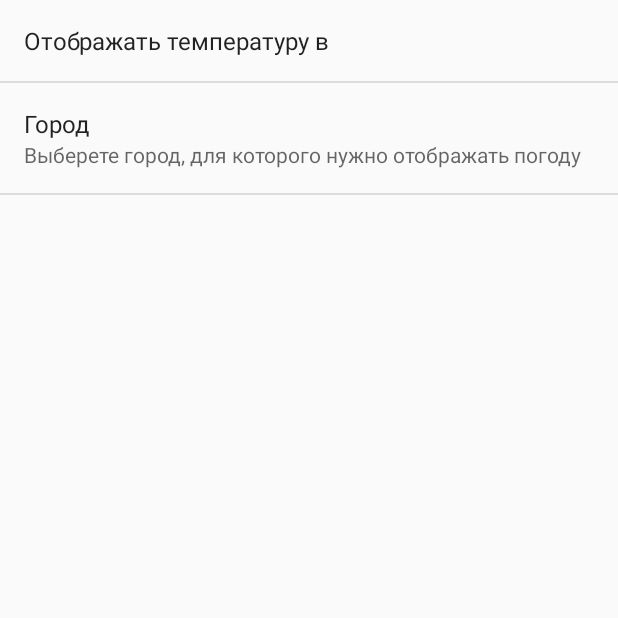
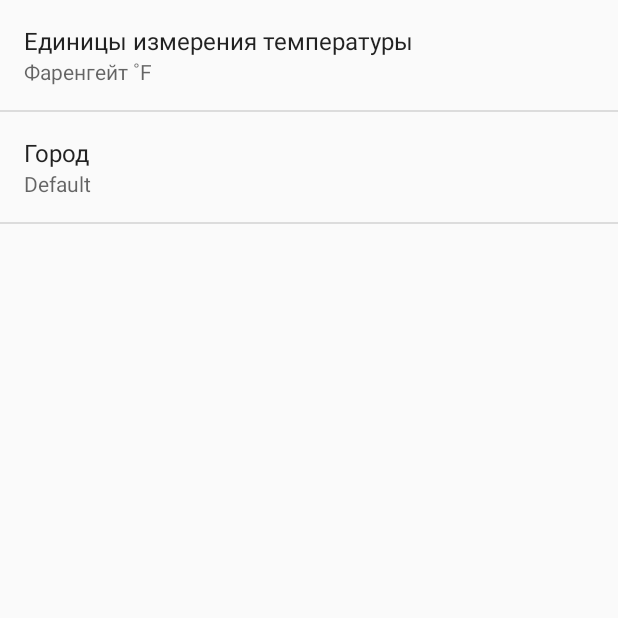
Before and after one commit to nikitvad/WeatherApp, an Android app: the SettingsActivity screen opened directly, with no data from a screen before it, on a phone screen of 412 x 824 dp, the top half of it. Run offline under Robolectric (Android 15) with nearby library versions, the phone set to English and light mode, and no system bars.

Commit message:
fixed crash

```diff
--- a/app/src/main/java/com/example/nikit/weather/Database/DataBaseContract.java
+++ b/app/src/main/java/com/example/nikit/weather/Database/DataBaseContract.java
@@ -1,4 +1,4 @@
-package com.example.nikit.weather.Database;
+package com.example.nikit.weather.database;
 
 import android.provider.BaseColumns;
 
--- a/app/src/main/java/com/example/nikit/weather/Database/WeatherDbHelper.java
+++ b/app/src/main/java/com/example/nikit/weather/Database/WeatherDbHelper.java
@@ -1,4 +1,4 @@
-package com.example.nikit.weather.Database;
+package com.example.nikit.weather.database;
 
 import android.content.ContentValues;
 import android.content.Context;
@@ -7,8 +7,8 @@ import android.database.sqlite.SQLiteDatabase;
 import android.database.sqlite.SQLiteOpenHelper;
 import android.util.Log;
 
-import com.example.nikit.weather.Database.DataBaseContract.WeatherTable;
-import com.example.nikit.weather.Weather.Weather;
+import com.example.nikit.weather.database.DataBaseContract.WeatherTable;
+import com.example.nikit.weather.entity.Weather;
 
 import java.util.Date;
 import java.util.List;
--- a/app/src/main/java/com/example/nikit/weather/UI/SettingsActivity.java
+++ /dev/null
@@ -1,59 +0,0 @@
-package com.example.nikit.weather.UI;
-
-import android.content.SharedPreferences;
-import android.os.Bundle;
-import android.preference.PreferenceActivity;
-import android.preference.PreferenceManager;
-
-import com.example.nikit.weather.Constants;
-import com.example.nikit.weather.R;
-
-/**
- * Created by nikit on 20.01.2017.
- */
-
-public class SettingsActivity extends PreferenceActivity implements
-        SharedPreferences.OnSharedPreferenceChangeListener{
-
-    private int mResultCode = 0;
-
-
-    @Override
-    public void onCreate(Bundle bundle){
-        super.onCreate(bundle);
-        addPreferencesFromResource(R.xml.preferences);
-        PreferenceManager.setDefaultValues(this, R.xml.preferences, true);
-    }
-
-
-    @Override
-    public void onResume(){
-        super.onResume();
-        getPreferenceScreen().getSharedPreferences().registerOnSharedPreferenceChangeListener(this);
-    }
-
-
-    @Override
-    public void onPause(){
-        super.onPause();
-        getPreferenceScreen().getSharedPreferences().unregisterOnSharedPreferenceChangeListener(this);
-    }
-
-
-    @Override
-    public void onBackPressed() {
-
-        setResult(mResultCode);
-        finish();
-    }
-
-
-    @Override
-    public void onSharedPreferenceChanged(SharedPreferences sharedPreferences, String key) {
-        if(key.equals("city_id")) {
-            mResultCode = Constants.RESULT_CODE_CITY_ID_CHANGED;
-        }else if(mResultCode!= Constants.RESULT_CODE_CITY_ID_CHANGED && key.equals("temp_measure")){
-            mResultCode = Constants.RESULT_CODE_TEMP_MEASURE_CHANGED;
-        }
-    }
-}
--- a/app/src/main/java/com/example/nikit/weather/WeatherAdapter/WeatherAdapter.java
+++ b/app/src/main/java/com/example/nikit/weather/WeatherAdapter/WeatherAdapter.java
@@ -1,4 +1,4 @@
-package com.example.nikit.weather.WeatherAdapter;
+package com.example.nikit.weather.weatherAdapter;
 
 import android.content.SharedPreferences;
 import android.preference.PreferenceManager;
@@ -11,7 +11,7 @@ import android.widget.TextView;
 
 import com.example.nikit.weather.Constants;
 import com.example.nikit.weather.R;
-import com.example.nikit.weather.Weather.Weather;
+import com.example.nikit.weather.entity.Weather;
 import com.squareup.picasso.Picasso;
 
 import java.text.SimpleDateFormat;
@@ -123,7 +123,6 @@ public class WeatherAdapter extends RecyclerView.Adapter<WeatherAdapter.WeatherV
             }
 
             tempMeasure = defaultPreferences.getString(Constants.TEMP_MEASURE, null);
-
             int temp = (int)weather.getMainTemp();
             if(tempMeasure.equals("˚C")){
                 temp-=273;
@@ -138,6 +137,7 @@ public class WeatherAdapter extends RecyclerView.Adapter<WeatherAdapter.WeatherV
             tvWeatherHum.setText(weather.getMainHumidity()+"%");
             tvWeatherWindSpeed.setText(weather.getWindSpeed()+"m/s");
 
+
         }
     }
 
--- a/app/src/main/java/com/example/nikit/weather/Weather/OpenWeatherFetch.java
+++ b/app/src/main/java/com/example/nikit/weather/entity/OpenWeatherFetch.java
@@ -1,4 +1,4 @@
-package com.example.nikit.weather.Weather;
+package com.example.nikit.weather.entity;
 
 
 import android.content.Context;
--- a/app/src/main/java/com/example/nikit/weather/Weather/Weather.java
+++ b/app/src/main/java/com/example/nikit/weather/entity/Weather.java
@@ -1,4 +1,4 @@
-package com.example.nikit.weather.Weather;
+package com.example.nikit.weather.entity;
 
 import java.util.Date;
 
--- a/app/src/main/java/com/example/nikit/weather/UI/DetailActivity.java
+++ b/app/src/main/java/com/example/nikit/weather/ui/activity/DetailActivity.java
@@ -1,10 +1,11 @@
-package com.example.nikit.weather.UI;
+package com.example.nikit.weather.ui.activity;
 
 import android.content.pm.ActivityInfo;
 import android.os.Bundle;
 import android.support.v7.app.AppCompatActivity;
 
 import com.example.nikit.weather.R;
+import com.example.nikit.weather.ui.fragments.DetailFragment;
 
 /**
  * Created by nikit on 23.01.2017.
--- /dev/null
+++ b/app/src/main/java/com/example/nikit/weather/ui/activity/SettingsActivity.java
@@ -0,0 +1,89 @@
+package com.example.nikit.weather.ui.activity;
+
+import android.content.SharedPreferences;
+import android.content.pm.ActivityInfo;
+import android.os.Bundle;
+import android.preference.ListPreference;
+import android.preference.Preference;
+import android.preference.PreferenceActivity;
+import android.preference.PreferenceManager;
+import android.util.Log;
+import android.widget.Toast;
+
+import com.example.nikit.weather.Constants;
+import com.example.nikit.weather.R;
+
+import java.util.List;
+
+/**
+ * Created by nikit on 20.01.2017.
+ */
+
+public class SettingsActivity extends PreferenceActivity implements
+        SharedPreferences.OnSharedPreferenceChangeListener{
+
+    private boolean tablet;
+    private int mResultCode = 0;
+
+    private ListPreference tempMeasureListPref;
+    private ListPreference cityIdListPref;
+
+
+
+    @Override
+    public void onCreate(Bundle bundle){
+        super.onCreate(bundle);
+        addPreferencesFromResource(R.xml.preferences);
+        PreferenceManager.setDefaultValues(this, R.xml.preferences, true);
+        cityIdListPref = (ListPreference)findPreference(Constants.CITY_ID);
+        tempMeasureListPref = (ListPreference)findPreference(Constants.TEMP_MEASURE);
+
+        cityIdListPref.setSummary(cityIdListPref.getEntry());
+        tempMeasureListPref.setSummary(tempMeasureListPref.getEntry());
+
+        tablet = getResources().getBoolean(R.bool.isTablet);
+        if (tablet) {
+            setRequestedOrientation(ActivityInfo.SCREEN_ORIENTATION_LANDSCAPE);
+        } else {
+            setRequestedOrientation(ActivityInfo.SCREEN_ORIENTATION_PORTRAIT);
+        }
+
+    }
+
+
+    @Override
+    public void onResume(){
+        super.onResume();
+        getPreferenceScreen().getSharedPreferences().registerOnSharedPreferenceChangeListener(this);
+    }
+
+
+    @Override
+    public void onPause(){
+        super.onPause();
+        getPreferenceScreen().getSharedPreferences().unregisterOnSharedPreferenceChangeListener(this);
+    }
+
+
+    @Override
+    public void onBackPressed() {
+
+        setResult(mResultCode);
+        finish();
+    }
+
+
+    @Override
+    public void onSharedPreferenceChanged(SharedPreferences sharedPreferences, String key) {
+        if(key.equals(Constants.CITY_ID)) {
+            mResultCode = Constants.RESULT_CODE_CITY_ID_CHANGED;
+            cityIdListPref.setSummary(cityIdListPref.getEntry());
+
+        }else if( key.equals("temp_measure") ){
+                tempMeasureListPref.setSummary(tempMeasureListPref.getEntry());
+                if(mResultCode!=Constants.RESULT_CODE_CITY_ID_CHANGED){
+                    mResultCode=Constants.RESULT_CODE_TEMP_MEASURE_CHANGED;
+            }
+        }
+    }
+}
--- a/app/src/main/res/layout/details_activity.xml
+++ b/app/src/main/res/layout/details_activity.xml
@@ -4,11 +4,11 @@
     android:orientation="vertical"
     android:layout_width="match_parent"
     android:layout_height="match_parent"
-    tools:context="com.example.nikit.weather.UI.DetailActivity">
+    tools:context="com.example.nikit.weather.ui.activity.DetailActivity">
 
     <fragment
         android:id="@+id/fragment_details"
-        android:name="com.example.nikit.weather.UI.DetailFragment"
+        android:name="com.example.nikit.weather.ui.fragments.DetailFragment"
         android:layout_width="match_parent"
         android:layout_height="match_parent"/>
 </LinearLayout>
--- a/app/src/main/res/layout/details_fragment.xml
+++ b/app/src/main/res/layout/details_fragment.xml
@@ -11,7 +11,7 @@
     android:paddingRight="@dimen/activity_horizontal_margin"
     android:paddingTop="@dimen/activity_vertical_margin"
     android:visibility="invisible"
-    tools:context="com.example.nikit.weather.UI.DetailFragment">
+    tools:context="com.example.nikit.weather.ui.fragments.DetailFragment">
 
     <TextView
         android:id="@+id/tv_fragment_weather_date"
--- a/app/src/main/res/layout/fragment_weather_list.xml
+++ b/app/src/main/res/layout/fragment_weather_list.xml
@@ -1,8 +1,8 @@
-<FrameLayout xmlns:android="http://schemas.android.com/apk/res/android"
+<LinearLayout xmlns:android="http://schemas.android.com/apk/res/android"
     xmlns:tools="http://schemas.android.com/tools"
     android:layout_width="match_parent"
     android:layout_height="match_parent"
-    tools:context="com.example.nikit.weather.UI.WeatherListFragment">
+    tools:context="com.example.nikit.weather.ui.fragments.WeatherListFragment">
 
     <!-- TODO: Update blank fragment layout -->
 
@@ -11,4 +11,4 @@
         android:layout_height="match_parent"
         android:layout_width="match_parent"/>
 
-</FrameLayout>
+</LinearLayout>
--- a/app/src/main/res/values/strings.xml
+++ b/app/src/main/res/values/strings.xml
@@ -6,7 +6,11 @@
         <item>˚F</item>
         <item>K</item>
     </string-array>
-
+    <string-array name="temp_measure_titles">
+        <item>Цельсий ˚C</item>
+        <item>Фаренгейт ˚F</item>
+        <item>Кельвин K</item>
+    </string-array>
 
 
     <string name="temp_measure_def_val">˚F</string>
@@ -40,10 +44,6 @@
         <item>703447</item>
         <item>698740</item>
         <item>710791</item>
-
     </string-array>
 
-
-
-
 </resources>
--- a/app/src/main/res/xml/preferences.xml
+++ b/app/src/main/res/xml/preferences.xml
@@ -1,20 +1,19 @@
 <?xml version="1.0" encoding="utf-8"?>
 <PreferenceScreen xmlns:android="http://schemas.android.com/apk/res/android">
 
+
     <ListPreference
         android:key="temp_measure"
-        android:title="Отображать температуру в"
-        android:entries="@array/temp_measure"
+        android:title="Единицы измерения температуры"
+        android:entries="@array/temp_measure_titles"
         android:entryValues="@array/temp_measure"
-        android:defaultValue="@string/temp_measure_def_val"
-        >
+        android:defaultValue="@string/temp_measure_def_val">
 
     </ListPreference>
 
     <ListPreference
         android:key="city_id"
         android:title="Город"
-        android:summary="Выберете город, для которого нужно отображать погоду"
         android:entries="@array/city_names"
         android:entryValues="@array/city_id"
         android:defaultValue="0"
```
Also changed, not shown: app/src/main/AndroidManifest.xml (+4 -4 lines), app/src/main/java/com/example/nikit/weather/ui/activity/MainActivity.java (renamed from app/src/main/java/com/example/nikit/weather/UI/MainActivity.java, +30 -20 lines), app/src/main/java/com/example/nikit/weather/ui/fragments/DetailFragment.java (renamed from app/src/main/java/com/example/nikit/weather/UI/DetailFragment.java, +5 -29 lines), app/src/main/java/com/example/nikit/weather/ui/fragments/WeatherListFragment.java (renamed from app/src/main/java/com/example/nikit/weather/UI/WeatherListFragment.java, +28 -55 lines), app/src/main/java/com/example/nikit/weather/util/util.java (added, +19 -0 lines), app/src/main/res/layout-land/activity_main.xml (+8 -25 lines), app/src/main/res/layout/activity_main.xml (+5 -6 lines).
